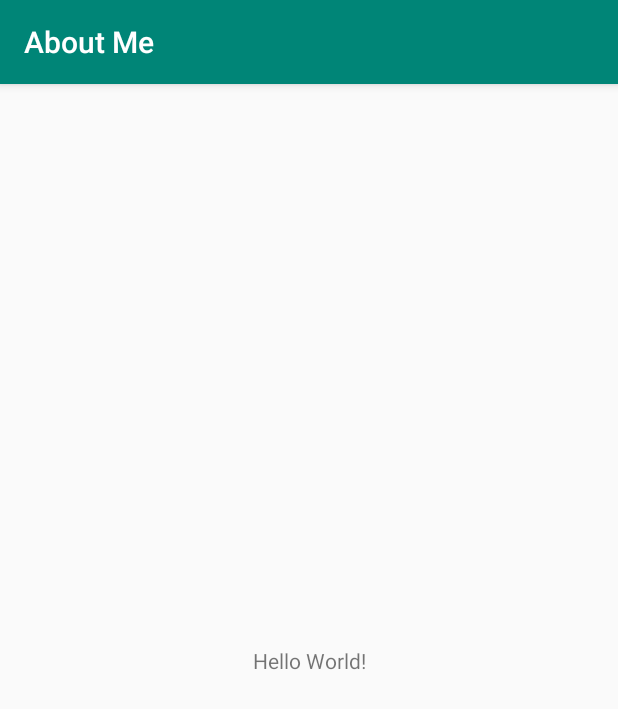
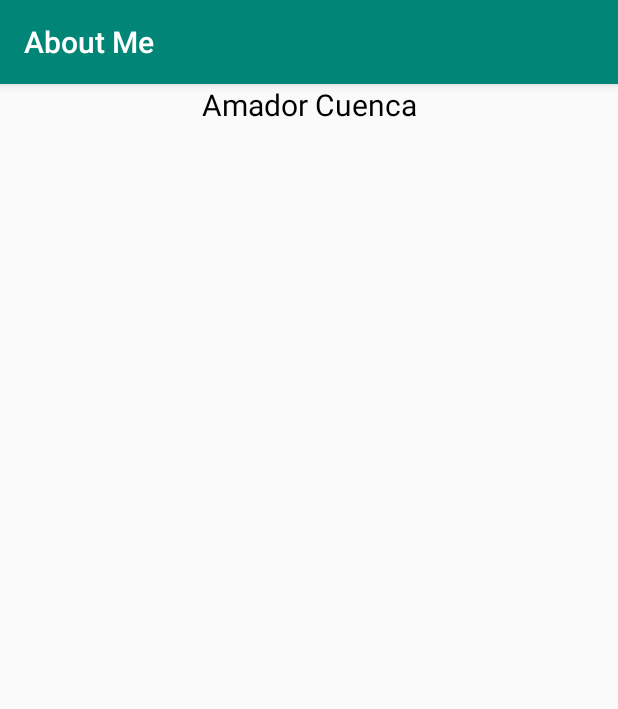
Before and after one commit to acuencadev/About-Me, an Android app: the screen it shows after launch (MainActivity), on a phone screen of 412 x 824 dp. Shown: the top 709 px of the screen. Run offline under Robolectric (Android 15) with nearby library versions, the phone set to English and light mode, and no system bars.

Commit message:
style: add Initial app Layout

```diff
--- a/app/src/main/res/layout/activity_main.xml
+++ b/app/src/main/res/layout/activity_main.xml
@@ -1,5 +1,5 @@
 <?xml version="1.0" encoding="utf-8"?>
-<android.support.constraint.ConstraintLayout
+<LinearLayout
         xmlns:android="http://schemas.android.com/apk/res/android"
         xmlns:tools="http://schemas.android.com/tools"
         xmlns:app="http://schemas.android.com/apk/res-auto"
@@ -8,12 +8,11 @@
         tools:context=".MainActivity">
 
     <TextView
-            android:layout_width="wrap_content"
+            android:layout_width="match_parent"
             android:layout_height="wrap_content"
-            android:text="Hello World!"
-            app:layout_constraintBottom_toBottomOf="parent"
-            app:layout_constraintLeft_toLeftOf="parent"
-            app:layout_constraintRight_toRightOf="parent"
-            app:layout_constraintTop_toTopOf="parent"/>
+            android:text="@string/name"
+            android:textColor="@android:color/black"
+            android:textAlignment="center"
+            android:textSize="20sp"/>
 
-</android.support.constraint.ConstraintLayout>
+</LinearLayout>
--- a/app/src/main/res/values/strings.xml
+++ b/app/src/main/res/values/strings.xml
@@ -1,3 +1,4 @@
 <resources>
     <string name="app_name">About Me</string>
+    <string name="name">Amador Cuenca</string>
 </resources>
```
